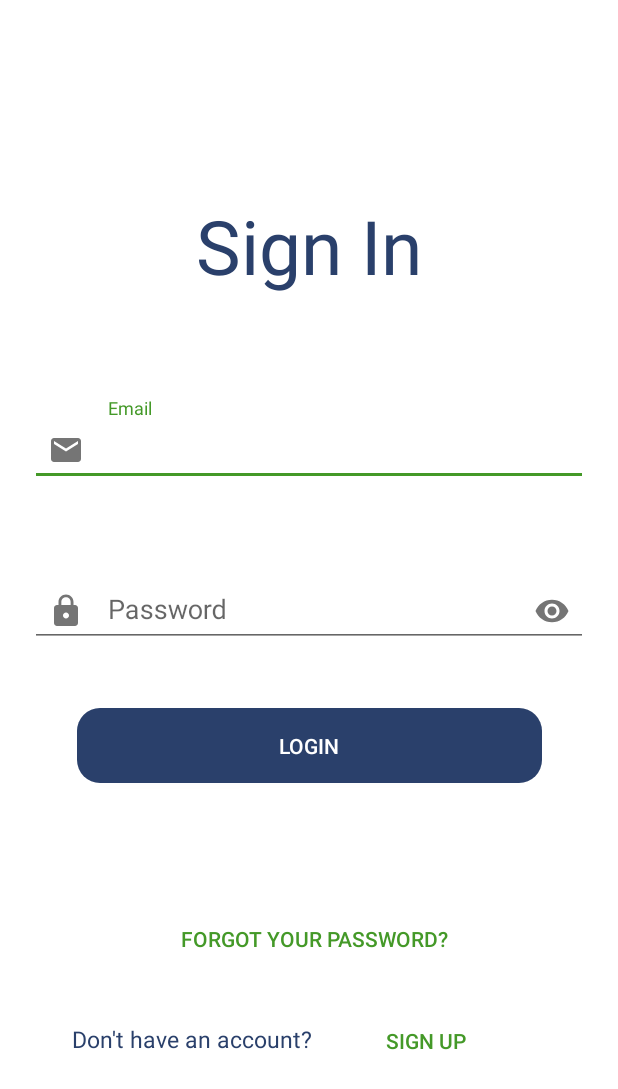
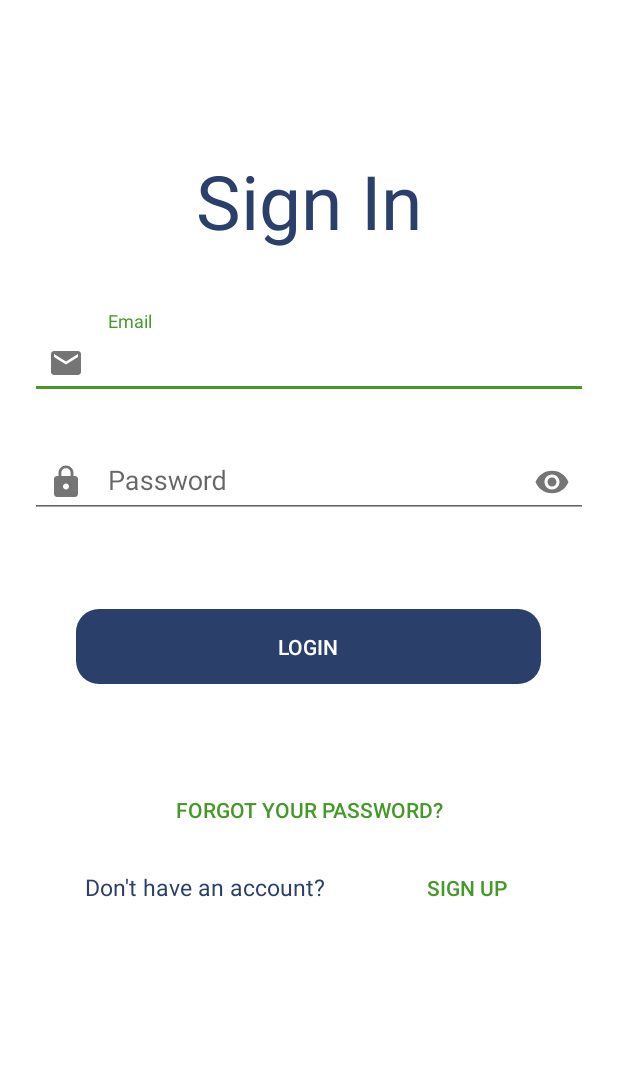
Before and after one commit to YonatanKirsh/Doc2Family, an Android app: the screen it shows after launch (LoginActivity), on a phone screen of 412 x 824 dp. Shown: the top 1089 px of the screen. Run offline under Robolectric (Android 15) with nearby library versions, the phone set to English and light mode, and no system bars; our stand-ins replace Firebase (no records; nobody signed in at launch, a user with empty details on screens opened directly).

Commit message:
Add scroll to sign up and login activity

```diff
--- a/app/src/main/res/layout/activity_login.xml
+++ b/app/src/main/res/layout/activity_login.xml
@@ -1,20 +1,31 @@
 <?xml version="1.0" encoding="utf-8"?>
-<androidx.constraintlayout.widget.ConstraintLayout xmlns:android="http://schemas.android.com/apk/res/android"
+<LinearLayout xmlns:android="http://schemas.android.com/apk/res/android"
     xmlns:app="http://schemas.android.com/apk/res-auto"
     xmlns:tools="http://schemas.android.com/tools"
     android:background="@color/colorBackground"
     android:layout_width="match_parent"
     android:layout_height="match_parent"
+    android:orientation="vertical"
     tools:context=".views.LoginActivity">
+
+    <ScrollView
+        android:layout_width="match_parent"
+        android:layout_height="match_parent">
+
+        <LinearLayout
+            android:layout_width="match_parent"
+            android:layout_height="match_parent"
+            android:orientation="vertical">
 
             <TextView
                 android:id="@+id/sign_up_title"
                 android:text="@string/sign_in"
                 android:textSize="50dp"
+                android:layout_gravity="center"
                 android:textColor="@color/textPrimary"
                 android:layout_width="wrap_content"
                 android:layout_height="wrap_content"
-        android:layout_marginTop="130dp"
+                android:layout_marginTop="100dp"
                 app:layout_constraintLeft_toLeftOf="parent"
                 app:layout_constraintRight_toRightOf="parent"
                 app:layout_constraintTop_toTopOf="parent"/>
@@ -24,6 +35,7 @@
                 android:id="@+id/input_text_email_layout"
                 android:layout_width="match_parent"
                 android:layout_height="wrap_content"
+                android:layout_marginTop="40dp"
                 android:paddingLeft="20dp"
                 android:paddingRight="20dp"
                 app:errorEnabled="true"
@@ -53,6 +65,7 @@
                 android:paddingLeft="20dp"
                 android:paddingRight="20dp"
                 app:errorEnabled="true"
+                android:layout_marginBottom="20dp"
                 app:layout_constraintBottom_toBottomOf="parent"
                 app:layout_constraintStart_toStartOf="parent"
                 app:layout_constraintTop_toTopOf="parent"
@@ -77,6 +90,7 @@
                 android:layout_height="50dp"
                 android:layout_marginTop="20dp"
                 android:text="@string/login"
+                android:layout_gravity="center"
                 app:cornerRadius="8dp"
                 android:background="@drawable/customized_button"
                 android:textColor="@color/textWithinPrimary"
@@ -88,7 +102,8 @@
                 android:id="@+id/forgotP"
                 android:layout_width="wrap_content"
                 android:layout_height="wrap_content"
-        android:layout_marginTop="80dp"
+                android:layout_gravity="center"
+                android:layout_marginTop="60dp"
                 android:background="@null"
                 android:text="@string/forgot_your_password_title"
                 android:textColor="@color/textSecondary"
@@ -97,15 +112,19 @@
                 app:layout_constraintRight_toRightOf="parent"
                 app:layout_constraintTop_toBottomOf="@+id/button_login" />
 
+            <LinearLayout
+                android:layout_width="match_parent"
+                android:layout_height="wrap_content"
+                android:gravity="center">
+
                 <TextView
                     android:id="@+id/dont"
                     android:layout_width="wrap_content"
                     android:layout_height="wrap_content"
-        android:layout_marginStart="48dp"
-        android:layout_marginTop="32dp"
                     android:text="@string/dont_have_an_account"
                     android:textColor="@color/textPrimary"
                     android:textSize="15dp"
+                    android:layout_marginRight="25dp"
                     app:layout_constraintStart_toStartOf="parent"
                     app:layout_constraintTop_toBottomOf="@+id/forgotP"
                     tools:ignore="MissingConstraints" />
@@ -114,12 +133,15 @@
                     android:id="@+id/button_goto_sign_up"
                     android:layout_width="wrap_content"
                     android:layout_height="55dp"
-        android:layout_marginLeft="32dp"
-        android:layout_marginTop="16dp"
+                    android:layout_marginLeft="25dp"
                     android:background="@null"
                     android:text="@string/sign_up"
                     android:textColor="@color/textSecondary"
                     app:layout_constraintLeft_toRightOf="@+id/dont"
                     app:layout_constraintTop_toBottomOf="@+id/forgotP" />
+            </LinearLayout>
 
-</androidx.constraintlayout.widget.ConstraintLayout>
+        </LinearLayout>
+    </ScrollView>
+
+</LinearLayout>
--- a/app/src/main/res/layout/activity_sign_up.xml
+++ b/app/src/main/res/layout/activity_sign_up.xml
@@ -7,12 +7,21 @@
     android:orientation="vertical"
     tools:context=".views.SignUpActivity">
 
+    <ScrollView
+        android:layout_width="match_parent"
+        android:layout_height="match_parent">
+
+        <LinearLayout
+            android:layout_width="match_parent"
+            android:layout_height="match_parent"
+            android:orientation="vertical">
+
         <TextView
             android:id="@+id/sign_up_title"
             android:layout_width="wrap_content"
             android:layout_height="wrap_content"
             android:layout_gravity="center"
-        android:layout_marginTop="50dp"
+            android:layout_marginTop="20dp"
             android:layout_marginBottom="50dp"
             android:text="@string/sign_up"
             android:textColor="@color/navy"
@@ -309,8 +318,11 @@
 
             </LinearLayout>
 
-
         </LinearLayout>
 
 
         </LinearLayout>
+
+    </ScrollView>
+
+</LinearLayout>
```
Lines whose indentation alone changed are shown as unchanged.
